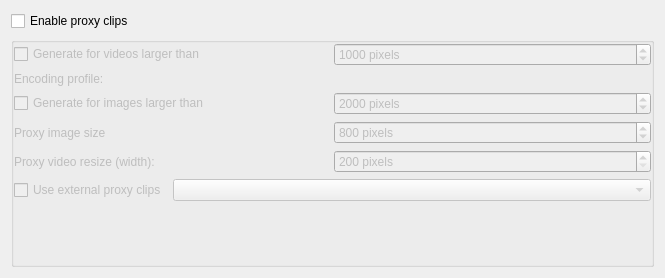
First picture: the form in src/ui/configproxy_ui.ui, repository KDE/kdenlive, before the edit.
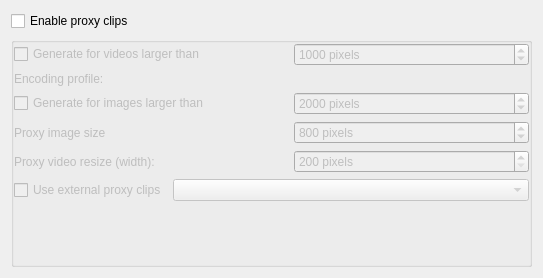
Second picture: the form after the edit.

Commit message: Fix EncodingProfilesChooser layout

Diff of the .ui file:
```diff
--- a/src/ui/configproxy_ui.ui
+++ b/src/ui/configproxy_ui.ui
@@ -6,7 +6,7 @@
    <rect>
     <x>0</x>
     <y>0</y>
-    <width>665</width>
+    <width>543</width>
     <height>278</height>
    </rect>
   </property>
```
The commit also changes 1 other file.
